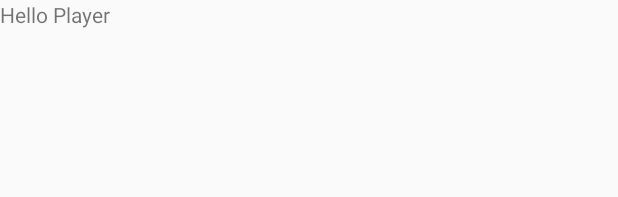
After one commit to michalmuskala/MediaPlayer, an Android app: the layout fragment_player.xml on its own in the app's theme, with its tools: preview values and no code run, on a phone screen of 412 x 824 dp. The commit adds this screen. Shown: the top 197 px of the screen. Run offline under Robolectric (Android 15) with nearby library versions, the phone set to English and light mode, and no system bars.

Commit message:
Add player fragment

```diff
--- a/app/build.gradle
+++ b/app/build.gradle
@@ -26,5 +26,6 @@ dependencies {
     })
     compile 'com.android.support:appcompat-v7:25.0.1'
     compile 'com.android.support:design:25.0.1'
+    compile 'com.android.support:support-v4:25.0.1'
     testCompile 'junit:junit:4.12'
 }
--- a/app/src/main/res/layout/content_main.xml
+++ b/app/src/main/res/layout/content_main.xml
@@ -13,4 +13,9 @@
     tools:context="eu.muskala.michal.mediaplayer.MainActivity"
     tools:showIn="@layout/app_bar_main">
 
+    <FrameLayout
+        android:layout_width="match_parent"
+        android:layout_height="match_parent"
+        android:id="@+id/content">
+    </FrameLayout>
 </RelativeLayout>
--- /dev/null
+++ b/app/src/main/res/layout/fragment_player.xml
@@ -0,0 +1,13 @@
+<LinearLayout xmlns:android="http://schemas.android.com/apk/res/android"
+    xmlns:tools="http://schemas.android.com/tools"
+    android:layout_width="match_parent"
+    android:layout_height="match_parent"
+    tools:context="eu.muskala.michal.mediaplayer.PlayerFragment">
+
+    <!-- TODO: Update blank fragment layout -->
+    <TextView
+        android:layout_width="match_parent"
+        android:layout_height="match_parent"
+        android:text="@string/player_fragment_hello"/>
+
+</LinearLayout>
--- a/app/src/main/res/values/strings.xml
+++ b/app/src/main/res/values/strings.xml
@@ -6,4 +6,6 @@
     <string name="navigation_drawer_close">Close navigation drawer</string>
 
     <string name="action_settings">Settings</string>
+
+    <string name="player_fragment_hello">Hello Player</string>
 </resources>
```
Also changed, not shown: app/src/main/java/eu/muskala/michal/mediaplayer/MainActivity.java (+36 -17 lines), app/src/main/java/eu/muskala/michal/mediaplayer/PlayerFragment.java (added, +109 -0 lines).
